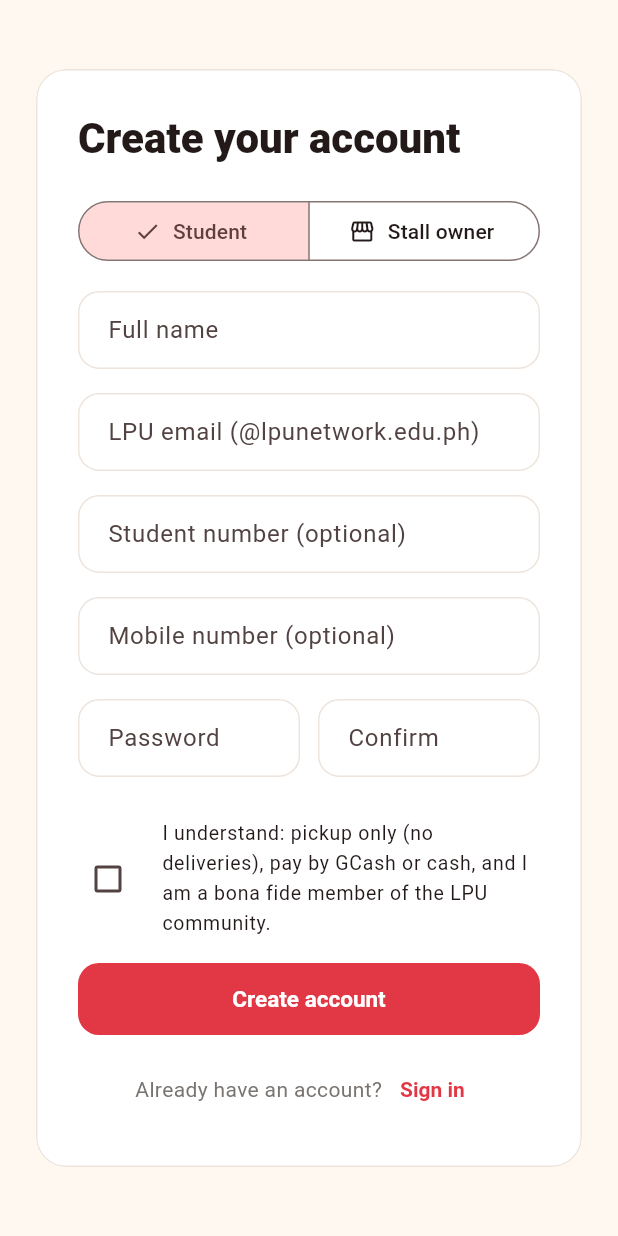
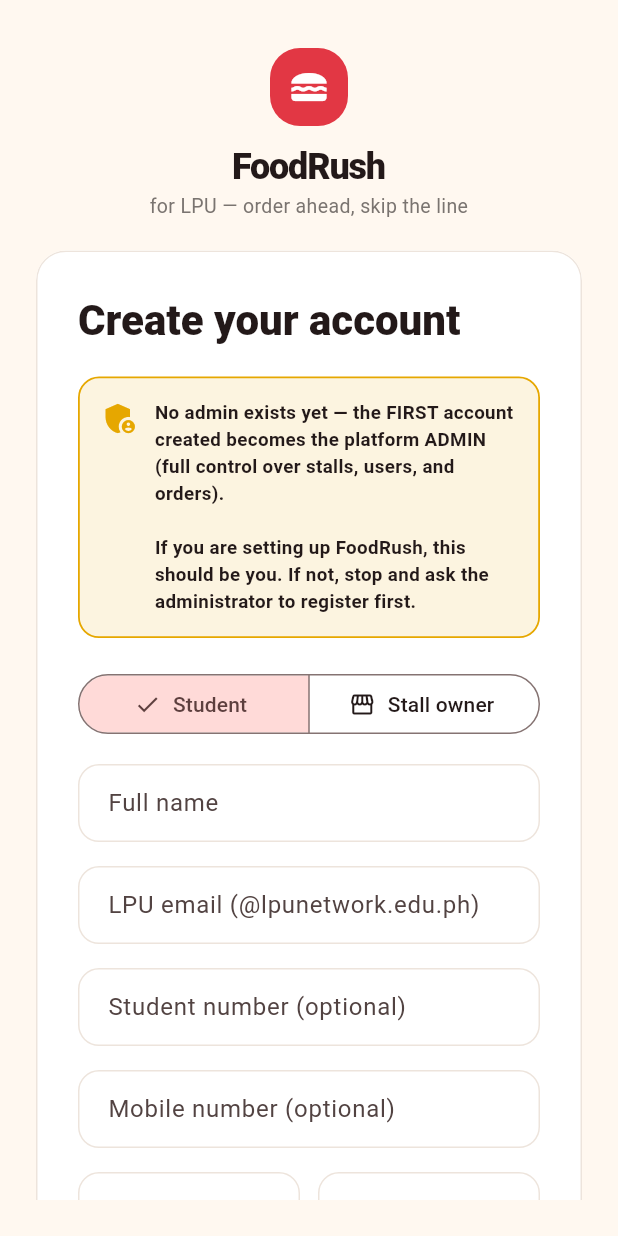
Before and after one commit to BLNK354/FoodRush, a Flutter app: the screen it shows after launch, after a tap on "Sign in", after a tap on "Create one", on a phone screen of 412 x 824 dp. Run offline on Flutter 3.47's test engine with Material 3 defaults, Android fonts, the phone set to English and light mode, and no system bars; our stand-ins replace cloud_firestore, file_picker, firebase_auth, firebase_core, flutter_riverpod, go_router; accounts and stored records are empty.

Commit message:
Auth screens: mobile branding + explicit first-account-admin warning
The brand panel only rendered on wide screens, leaving mobile login
and register unbranded; both now show the logo and title. The admin
bootstrap claim happened silently on first signup, which read as a
regular student registration; the register screen now checks the
bootstrap marker (public-read rule added) and warns BEFORE account
creation that the first account becomes the platform admin.

🤖 Generated with Codebuff
Co-Authored-By: Codebuff <noreply@codebuff.com>

```diff
--- a/lib/features/auth/login_screen.dart
+++ b/lib/features/auth/login_screen.dart
@@ -126,13 +126,41 @@ class _LoginScreenState extends ConsumerState<LoginScreen> {
                         ),
                       ],
                     )
-                  : SingleChildScrollView(child: form),
+                  : SingleChildScrollView(
+                      child: Column(
+                        children: [
+                          const SizedBox(height: 24),
+                          _compactBrand(),
+                          const SizedBox(height: 24),
+                          form,
+                        ],
+                      ),
+                    ),
             ),
           ),
         ),
       ),
     );
   }
+
+  Widget _compactBrand() => Column(
+        children: [
+          Container(
+            padding: const EdgeInsets.all(12),
+            decoration: BoxDecoration(
+              color: FrColors.primary,
+              borderRadius: BorderRadius.circular(FrRadius.lg),
+            ),
+            child: const Icon(Icons.lunch_dining, color: Colors.white, size: 28),
+          ),
+          const SizedBox(height: 10),
+          const Text('FoodRush',
+              style: TextStyle(
+                  fontSize: 24, fontWeight: FontWeight.w900, letterSpacing: -0.8)),
+          Text('for $kUniversityName — order ahead, skip the line',
+              style: const TextStyle(fontSize: 13, color: FrColors.muted)),
+        ],
+      );
 
   Widget _brandPanel() => Column(
         mainAxisSize: MainAxisSize.min,
--- a/lib/features/auth/register_screen.dart
+++ b/lib/features/auth/register_screen.dart
@@ -1,3 +1,4 @@
+import 'package:cloud_firestore/cloud_firestore.dart';
 import 'package:flutter/material.dart';
 import 'package:flutter_riverpod/flutter_riverpod.dart';
 import 'package:go_router/go_router.dart';
@@ -102,6 +103,49 @@ class _RegisterScreenState extends ConsumerState<RegisterScreen> {
                     .headlineMedium
                     ?.copyWith(fontWeight: FontWeight.w800)),
             const SizedBox(height: 20),
+
+            // Bootstrap notice: if no admin exists yet, say so LOUDLY before
+            // the account is created — the first signup claims that role.
+            FutureBuilder<DocumentSnapshot<Map<String, dynamic>>>(
+              future: FirebaseFirestore.instance
+                  .collection(kColSettings)
+                  .doc('app_bootstrapped')
+                  .get(),
+              builder: (context, snap) {
+                if (snap.hasData && snap.data!.exists) {
+                  return const SizedBox.shrink();
+                }
+                return Container(
+                  margin: const EdgeInsets.only(bottom: 20),
+                  padding: const EdgeInsets.all(14),
+                  decoration: BoxDecoration(
+                    color: FrColors.warning.withValues(alpha: 0.12),
+                    borderRadius: BorderRadius.circular(FrRadius.md),
+                    border: Border.all(color: FrColors.warning, width: 1.2),
+                  ),
+                  child: Row(
+                    crossAxisAlignment: CrossAxisAlignment.start,
+                    children: [
+                      const Icon(Icons.admin_panel_settings,
+                          color: FrColors.warning, size: 26),
+                      const SizedBox(width: 10),
+                      Expanded(
+                        child: Text(
+                          'No admin exists yet — the FIRST account created '
+                          'becomes the platform ADMIN (full control over '
+                          'stalls, users, and orders).\n\nIf you are setting '
+                          'up FoodRush, this should be you. If not, stop and '
+                          'ask the administrator to register first.',
+                          style: const TextStyle(
+                              fontSize: 12.5, height: 1.45,
+                              fontWeight: FontWeight.w600),
+                        ),
+                      ),
+                    ],
+                  ),
+                );
+              },
+            ),
 
             // Role picker
             SegmentedButton<String>(
@@ -271,10 +315,19 @@ class _RegisterScreenState extends ConsumerState<RegisterScreen> {
             constraints: const BoxConstraints(maxWidth: 640),
             child: Padding(
               padding: const EdgeInsets.all(24),
-              child: Card(
-                child: Padding(
-                  padding: const EdgeInsets.all(28),
-                  child: form,
+              child: SingleChildScrollView(
+                child: Column(
+                  children: [
+                    const SizedBox(height: 8),
+                    _compactBrand(),
+                    const SizedBox(height: 20),
+                    Card(
+                      child: Padding(
+                        padding: const EdgeInsets.all(28),
+                        child: form,
+                      ),
+                    ),
+                  ],
                 ),
               ),
             ),
@@ -283,4 +336,24 @@ class _RegisterScreenState extends ConsumerState<RegisterScreen> {
       ),
     );
   }
+
+  Widget _compactBrand() => Column(
+        children: [
+          Container(
+            padding: const EdgeInsets.all(12),
+            decoration: BoxDecoration(
+              color: FrColors.primary,
+              borderRadius: BorderRadius.circular(FrRadius.lg),
+            ),
+            child: const Icon(Icons.lunch_dining, color: Colors.white, size: 28),
+          ),
+          const SizedBox(height: 10),
+          const Text('FoodRush',
+              style: TextStyle(
+                  fontSize: 24, fontWeight: FontWeight.w900, letterSpacing: -0.8)),
+          Text('for $kUniversityName — order ahead, skip the line',
+              textAlign: TextAlign.center,
+              style: const TextStyle(fontSize: 13, color: FrColors.muted)),
+        ],
+      );
 }
```
Also changed, not shown: 1 other file.
